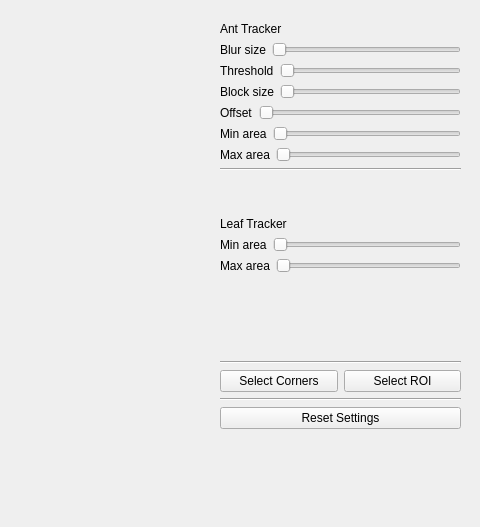
First picture: the form in settings.ui, repository AIEMMU/Ant_tracking, before the edit; both pictures show x 800 to 1280 and y 0 to 527 of the 1280 by 720 pixel window.
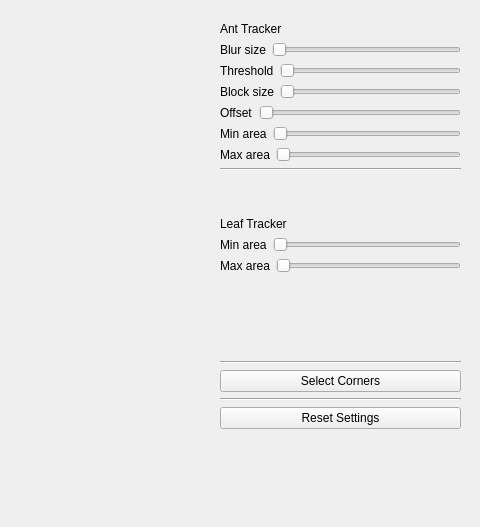
Second picture: the form after the edit.

```diff
--- a/settings.ui
+++ b/settings.ui
@@ -67,7 +67,7 @@
     <enum>Qt::Horizontal</enum>
    </property>
   </widget>
-  <widget class="QWidget" name="">
+  <widget class="QWidget" name="layoutWidget">
    <property name="geometry">
     <rect>
      <x>1020</x>
@@ -288,13 +288,6 @@
         </property>
        </widget>
       </item>
-      <item>
-       <widget class="QPushButton" name="selectROI">
-        <property name="text">
-         <string>Select ROI</string>
-        </property>
-       </widget>
-      </item>
      </layout>
     </item>
     <item>
```
